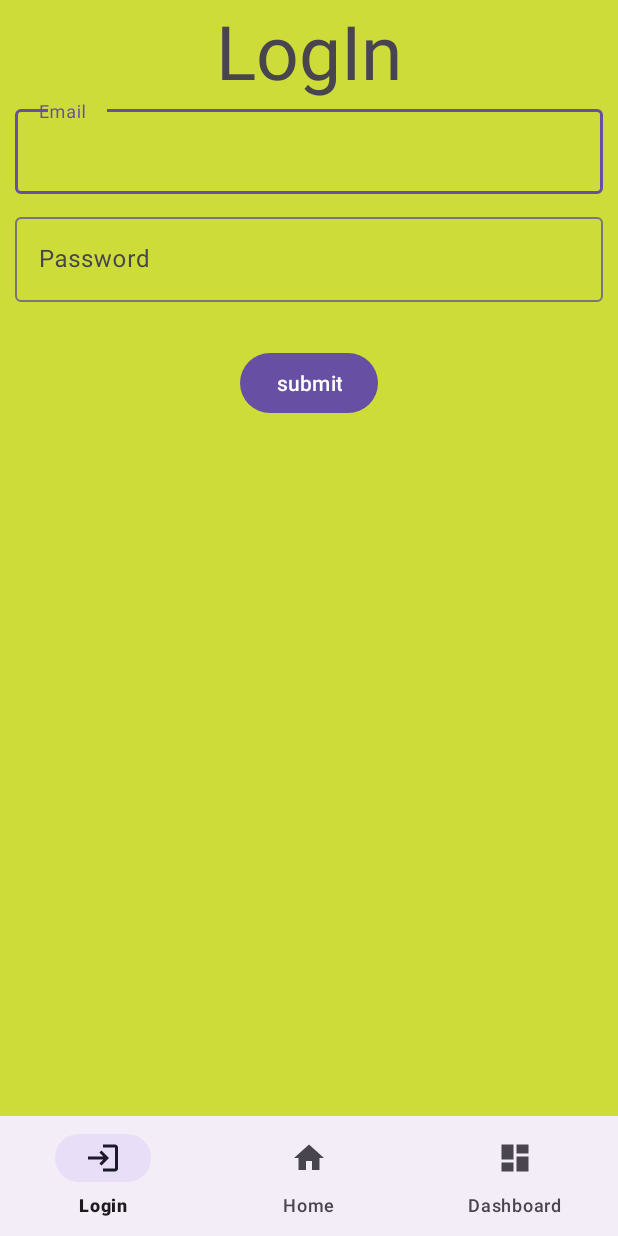
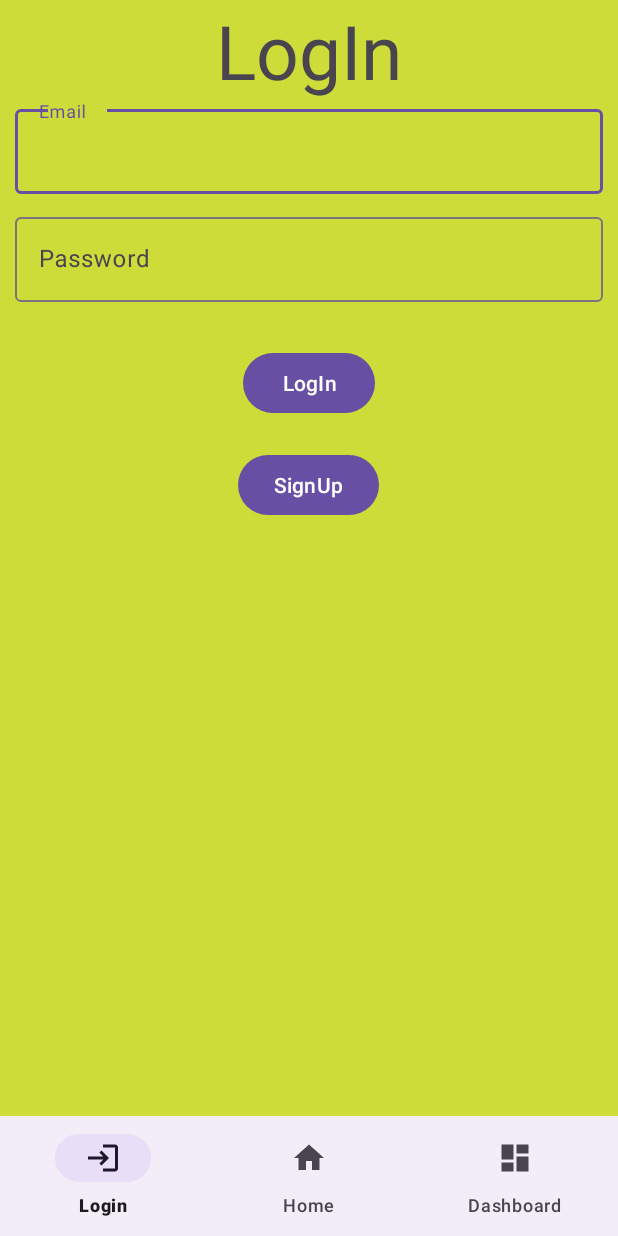
Before and after one commit to eiadmre7/bottomMenuFragments, an Android app: the screen it shows after launch (MainActivity), on a phone screen of 412 x 824 dp. Run offline under Robolectric (Android 15) with nearby library versions, the phone set to English and light mode, and no system bars; our stand-ins replace Firebase (no records; nobody signed in at launch, a user with empty details on screens opened directly).

Commit message:
add SignUp button

```diff
--- a/ButtomMenuFragment/app/src/main/res/layout/fragment_login.xml
+++ b/ButtomMenuFragment/app/src/main/res/layout/fragment_login.xml
@@ -53,17 +53,19 @@
             android:layout_width="wrap_content"
             android:layout_height="wrap_content"
             android:layout_marginTop="20dp"
-            android:text="submit"
+            android:text="LogIn"
             android:layout_centerHorizontal="true"
             android:layout_below="@+id/text_input_password" />
+        <Button
+            android:id="@+id/btn_Signup"
+            android:layout_width="wrap_content"
+            android:layout_height="wrap_content"
+            android:layout_marginTop="20dp"
+            android:text="SignUp"
+            android:layout_centerHorizontal="true"
+            android:layout_below="@+id/btn_submit" />
 
-        <TextView
-            android:id="@+id/tv_result"
-            android:layout_width="match_parent"
-            android:layout_height="wrap_content"
-            android:layout_marginTop="30dp"
-            android:layout_below="@id/btn_submit"
-            android:textSize="30sp"/>
+
 
     </RelativeLayout>
 
```
Also changed, not shown: ButtomMenuFragment/app/src/main/java/com/example/buttommenufragment/LoginFrag.java (+59 -2 lines).
